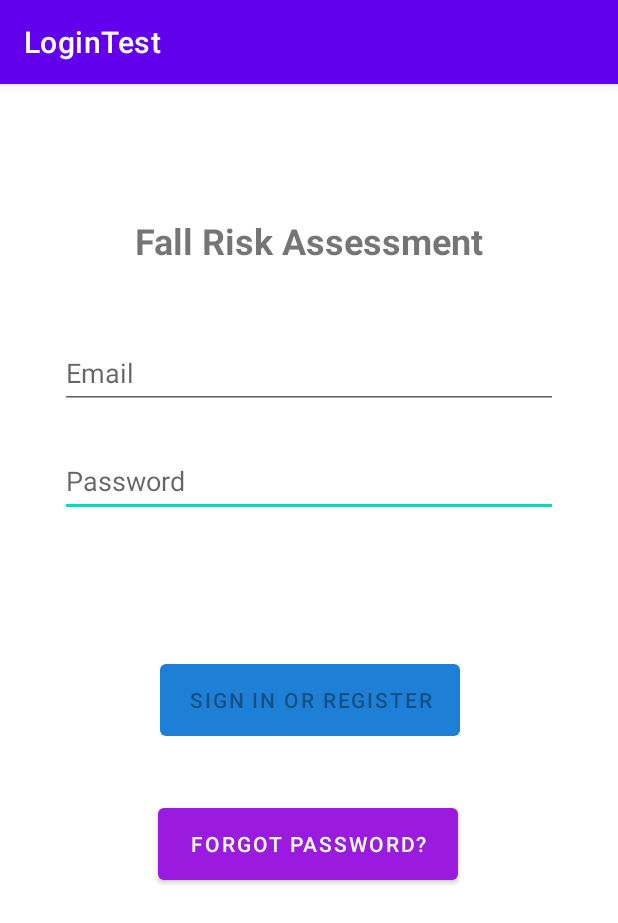
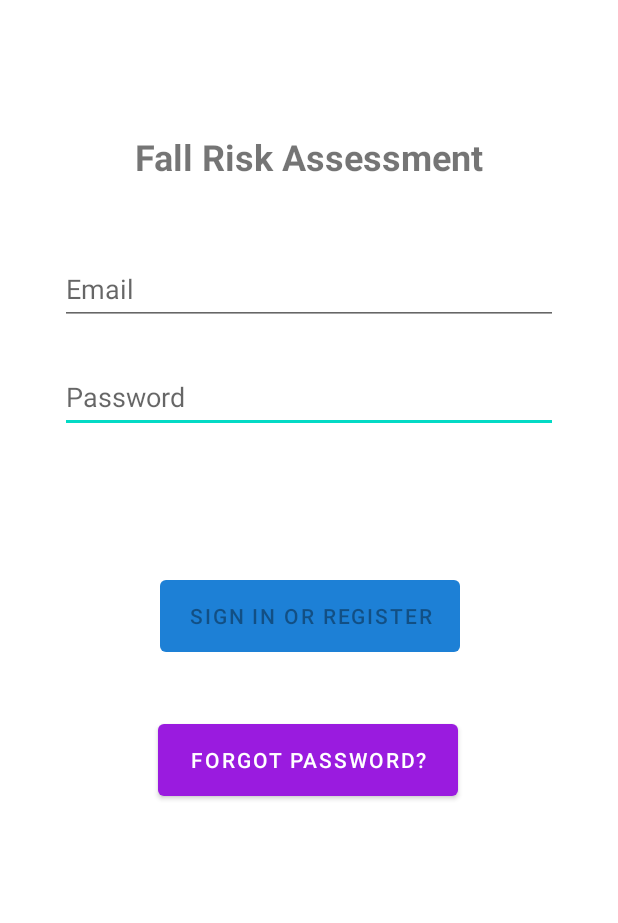
Before and after one commit to RIT-MSD-P21015/app_development, an Android app: the screen it shows after launch (LoginActivity), on a phone screen of 412 x 824 dp. Shown: the top 923 px of the screen. Run offline under Robolectric (Android 15) with nearby library versions, the phone set to English and light mode, and no system bars.

Commit message:
Made app fullscreen and removed Title bar

```diff
--- a/app/src/main/res/values-night/themes.xml
+++ b/app/src/main/res/values-night/themes.xml
@@ -1,6 +1,6 @@
 <resources xmlns:tools="http://schemas.android.com/tools">
     <!-- Base application theme. -->
-    <style name="Theme.LoginTest" parent="Theme.MaterialComponents.DayNight.DarkActionBar">
+    <style name="Theme.LoginTest" parent="Theme.MaterialComponents.DayNight.NoActionBar">
         <!-- Primary brand color. -->
         <item name="colorPrimary">@color/purple_200</item>
         <item name="colorPrimaryVariant">@color/purple_700</item>
@@ -12,5 +12,6 @@
         <!-- Status bar color. -->
         <item name="android:statusBarColor" tools:targetApi="l">?attr/colorPrimaryVariant</item>
         <!-- Customize your theme here. -->
+        <item name="android:windowFullscreen">true</item>
     </style>
 </resources>
--- a/app/src/main/res/values/themes.xml
+++ b/app/src/main/res/values/themes.xml
@@ -1,6 +1,6 @@
 <resources xmlns:tools="http://schemas.android.com/tools">
     <!-- Base application theme. -->
-    <style name="Theme.LoginTest" parent="Theme.MaterialComponents.DayNight.DarkActionBar">
+    <style name="Theme.LoginTest" parent="Theme.MaterialComponents.DayNight.NoActionBar">
         <!-- Primary brand color. -->
         <item name="colorPrimary">@color/purple_500</item>
         <item name="colorPrimaryVariant">@color/purple_700</item>
@@ -12,5 +12,6 @@
         <!-- Status bar color. -->
         <item name="android:statusBarColor" tools:targetApi="l">?attr/colorPrimaryVariant</item>
         <!-- Customize your theme here. -->
+        <item name="android:windowFullscreen">true</item>
     </style>
 </resources>
```
Also changed, not shown: app/src/main/java/com/example/logintest/ui/login/LoginActivity.java (+7 -0 lines).
